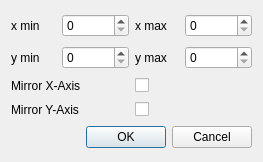
Above: escam/dialogaxes.ui from Entwicklungsburo-Stresing/EBST_CAM before the change. Below: the same form after it.
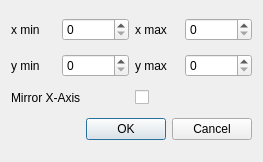
That is the form after the change.

Commit message:
Fix mirror x axis
The axis is being mirrored when checking the checkbox in the axes dialog. Removed y axis checkbox.

Patch:
```diff
--- a/escam/dialogaxes.ui
+++ b/escam/dialogaxes.ui
@@ -115,24 +115,6 @@
      </item>
     </layout>
    </item>
-   <item>
-    <layout class="QHBoxLayout" name="horizontalLayoutMirrorY">
-     <item>
-      <widget class="QLabel" name="labelMirrorY">
-       <property name="text">
-        <string>Mirror Y-Axis</string>
-       </property>
-      </widget>
-     </item>
-     <item>
-      <widget class="QCheckBox" name="checkBoxMirrorY">
-       <property name="text">
-        <string/>
-       </property>
-      </widget>
-     </item>
-    </layout>
-   </item>
    <item>
     <widget class="QDialogButtonBox" name="buttonBox">
      <property name="orientation">
```
The commit also changes 4 other files.
